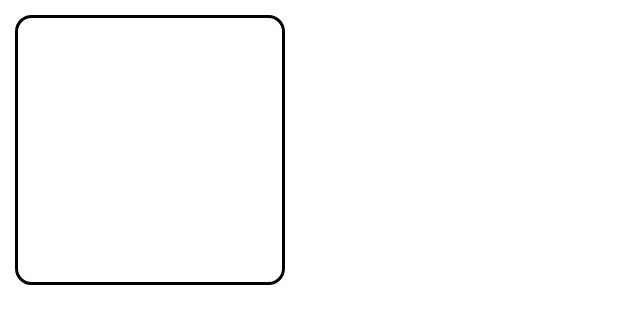
After one commit to aticiadem/Vehicle-Timing-System, an Android app: the layout vehicle_recycler_row.xml on its own in the app's theme, with its tools: preview values and no code run, on a phone screen of 412 x 824 dp. The commit adds this screen. Shown: the top 324 px of the screen. Run offline under Robolectric (Android 15) with nearby library versions, the phone set to English and light mode, and no system bars.

Commit message:
VehicleAdapter and Main Activity completed

```diff
--- /dev/null
+++ b/app/src/main/java/com/zafertugcu/araczamanlamasistemi/model/VehicleInfoModel.kt
@@ -0,0 +1,6 @@
+package com.zafertugcu.araczamanlamasistemi.model
+
+data class VehicleInfoModel(
+    var vehicleNumber: Int,
+    var vehicleTime: Int
+)
--- /dev/null
+++ b/app/src/main/res/drawable/border.xml
@@ -0,0 +1,16 @@
+<?xml version="1.0" encoding="utf-8"?>
+<shape xmlns:android="http://schemas.android.com/apk/res/android"
+    android:shape="rectangle">
+    <stroke
+        android:color="@color/black" android:width="2dp"/>
+
+    <corners
+        android:radius="10dp" />
+
+    <padding
+        android:bottom="15dp"
+        android:top="15dp"
+        android:right="20dp"
+        android:left="20dp" />
+
+</shape>
--- /dev/null
+++ b/app/src/main/res/layout/vehicle_recycler_row.xml
@@ -0,0 +1,30 @@
+<?xml version="1.0" encoding="utf-8"?>
+<LinearLayout
+    android:id="@+id/linearLayout"
+    xmlns:android="http://schemas.android.com/apk/res/android"
+    android:layout_margin="10dp"
+    android:gravity="center"
+    android:background="@drawable/border"
+    android:orientation="vertical"
+    android:layout_width="180dp"
+    android:layout_height="180dp">
+
+    <TextView
+        android:id="@+id/textViewNumber"
+        android:textColor="@color/black"
+        android:textSize="44sp"
+        android:textAlignment="center"
+        android:layout_width="wrap_content"
+        android:layout_height="wrap_content"/>
+
+    <TextView
+        android:id="@+id/textViewTime"
+        android:textColor="@color/black"
+        android:layout_marginTop="20dp"
+        android:textSize="26sp"
+        android:textAlignment="center"
+        android:layout_width="wrap_content"
+        android:layout_height="wrap_content"/>
+
+
+</LinearLayout>
--- a/app/src/main/res/values/strings.xml
+++ b/app/src/main/res/values/strings.xml
@@ -1,3 +1,8 @@
 <resources>
     <string name="app_name">AracZamanlamaSistemi</string>
+
+    <string name="past_uses">Geçmiş Kullanımlar</string>
+    <string name="total_usage">Toplam Kullanım: 0</string>
+    <string name="number_of_reset">Reset Sayısı: 0</string>
+    <string name="number_of_finish">Bitiş Sayısı: 0</string>
 </resources>
```
Also changed, not shown: app/src/main/java/com/zafertugcu/araczamanlamasistemi/MainActivity.kt (+37 -0 lines), app/src/main/java/com/zafertugcu/araczamanlamasistemi/adapter/VehicleAdapter.kt (added, +29 -0 lines), app/src/main/res/layout-land/activity_main.xml (+78 -11 lines), app/src/main/res/layout-xxhdpi/activity_main.xml (added, +85 -0 lines).
